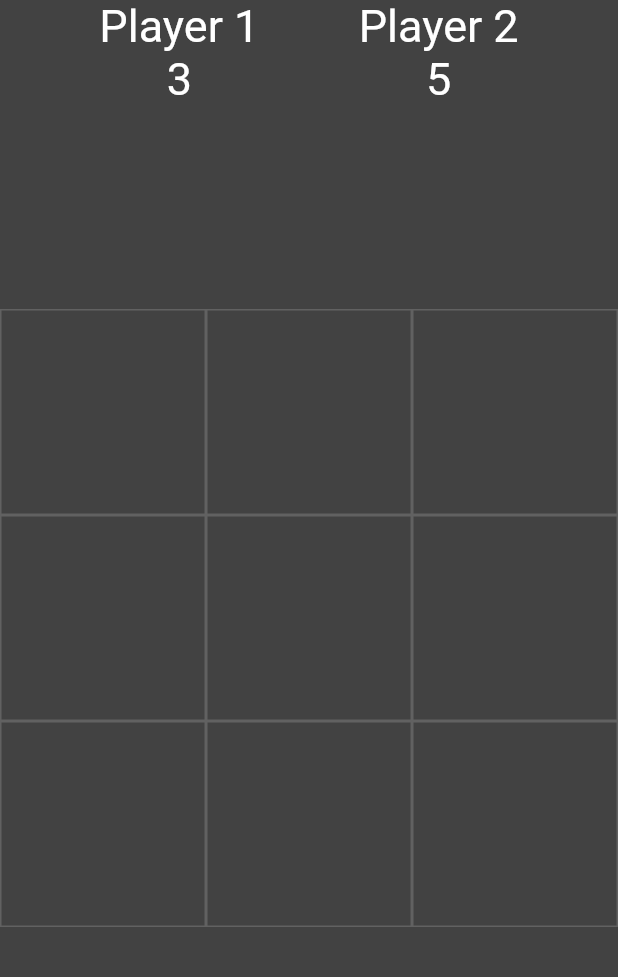
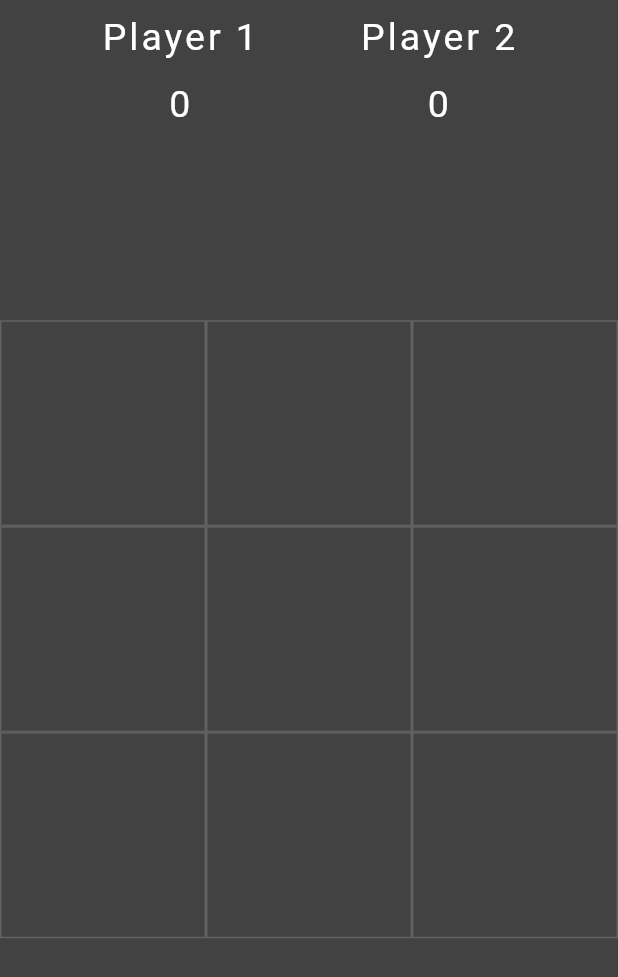
Before and after one commit to AbinPS23/tic-tac-toe, a Flutter app: the screen it shows after launch, on a phone screen of 412 x 824 dp. Shown: the top 977 px of the screen. Run offline on Flutter 3.47's test engine with Material 2 defaults, Android fonts, the phone set to English and light mode, and no system bars; our stand-ins replace google_fonts.

Commit message:
Game Implementation Completed

```diff
--- a/lib/main.dart
+++ b/lib/main.dart
@@ -1,7 +1,8 @@
 import 'package:flutter/material.dart';
-import 'package:tic_tac_toe_game/view/dashboard_page.dart';
+import 'package:tic_tac_toe_game/view/game.dart';
 
 void main(){
+
   runApp(TicTacToe());
 }
 
@@ -11,7 +12,7 @@ class TicTacToe extends StatelessWidget {
   @override
   Widget build(BuildContext context) {
     return const MaterialApp(
-      home:DashboardPage(),
+      home: Game(),
     );
   }
 }
--- a/lib/view/dashboard_page.dart
+++ /dev/null
@@ -1,17 +0,0 @@
-import 'package:flutter/material.dart';
-import 'package:tic_tac_toe_game/view/widgets/game.dart';
-import 'package:tic_tac_toe_game/view/widgets/scoreBoard.dart';
-
-class DashboardPage extends StatelessWidget {
-  const DashboardPage({super.key});
-
-  @override
-  Widget build(BuildContext context) {
-    return Scaffold(backgroundColor: Colors.grey.shade800,body: Column(
-      children:  [
-        const Expanded(child: ScoreBoard()),
-        Expanded(flex:3,child: Game())
-      ],
-    ),);
-  }
-}
--- /dev/null
+++ b/lib/view/game.dart
@@ -0,0 +1,199 @@
+import 'package:flutter/material.dart';
+import 'package:google_fonts/google_fonts.dart';
+
+class Game extends StatefulWidget {
+  const Game({super.key});
+  @override
+  State<Game> createState() => _GameState();
+}
+class _GameState extends State<Game> {
+   final _scoreBoardTextStyle =  const TextStyle(color: Colors.white,fontSize: 25,letterSpacing: 2);
+    _winnerDialogTextStyle([color=Colors.white]) {return GoogleFonts.odibeeSans(textStyle:  TextStyle(color: color,fontSize: 20,letterSpacing: 1.5));}
+  bool _ohTurn = true; //*player 1 is 'O'
+  int _filledBox = 0;
+  int _ohScore = 0;
+   int _exScore = 0;
+  List<String> displayExOh = [
+    "",
+    "",
+    "",
+    "",
+    "",
+    "",
+    "",
+    "",
+    "",
+  ];
+
+  @override
+  Widget build(BuildContext context) {
+    return Scaffold(
+      backgroundColor: Colors.grey.shade800,
+      body: Column(
+        children: [
+         const SizedBox(height: 10,),
+          Expanded(child: scoreBoard()),
+          Expanded(
+            flex: 3,
+            child: GridView.builder(
+              gridDelegate:
+               const SliverGridDelegateWithFixedCrossAxisCount(crossAxisCount: 3),
+              itemCount: 9,
+              itemBuilder: (context, index) {
+                return GestureDetector(
+                  child: Container(
+                    decoration: BoxDecoration(
+                      border: Border.all(color: Colors.grey.shade700),
+                    ),
+                    child: Center(
+                      child: Text(
+                        displayExOh[index],
+                        style:  GoogleFonts.odibeeSans(textStyle: const TextStyle(color: Colors.white, fontSize: 45,letterSpacing: 3)),
+                      ),
+                    ),
+                  ),
+                  onTap: () => _tapped(index),
+                );
+              },
+            ),
+          ),
+        ],
+      ),
+    );
+  }
+
+//Scoreboard
+scoreBoard(){
+ return Row(
+      mainAxisAlignment: MainAxisAlignment.spaceEvenly,
+          children: [
+            _players(player: "Player 1", score: _ohScore),
+            _players(player: "Player 2", score: _exScore)
+          ],
+        );
+}
+//players
+ _players({required player,required score}){
+    return Column(
+              children: [
+                Text(player,style: GoogleFonts.odibeeSans(textStyle:_scoreBoardTextStyle),),
+                Divider(color: Colors.grey.shade500,),
+                Text(score.toString(),style: _scoreBoardTextStyle,),
+              ],
+            );
+  }
+//game ontap
+  _tapped(index) {
+    setState(() {
+      if (_ohTurn && displayExOh[index] == "") {
+        displayExOh[index] = "O";
+        _ohTurn = !_ohTurn;
+        _filledBox += 1;
+      } else if (!_ohTurn && displayExOh[index] == "") {
+        displayExOh[index] = "X";
+        _ohTurn = !_ohTurn;
+        _filledBox += 1;
+      }
+      _checkWinner();
+    });
+  }
+
+  _checkWinner() {
+    //1st row condititon
+    _winnerCondition();
+
+  }
+
+  _showWinnerDialog([String? winner]) {
+
+    setState(() {
+      ( winner == "O")?_ohScore++:_exScore++;
+    });
+    showDialog(
+
+      barrierDismissible: false,
+      context: context,
+      builder: (context) => AlertDialog(
+        backgroundColor: Colors.grey.shade900,
+
+        title: winner != null
+            ? Center(child: Text(winner != "O" ? "Winner is Player 2" : "Winner is Player 1",style: _winnerDialogTextStyle(),))
+            :  Center(child: Text("Game Draw!!",style: _winnerDialogTextStyle(),)),
+          actions: [
+            Center(
+              child: TextButton(onPressed: () {
+                _resetGame();
+                Navigator.pop(context);
+              }, child:  Text("Play Again",style: _winnerDialogTextStyle(Colors.tealAccent.shade100),)),
+            )
+          ],
+      ),
+    );
+  }
+
+  _winnerCondition() {
+    //*1st row condtition
+    if (displayExOh[0] == displayExOh[1] &&
+        displayExOh[0] == displayExOh[2] &&
+        displayExOh[0] != "") {
+      _showWinnerDialog(displayExOh[0]);
+    }
+     //*2nd row condtition
+   else if (displayExOh[3] == displayExOh[4] &&
+        displayExOh[3] == displayExOh[5] &&
+        displayExOh[3] != "") {
+      _showWinnerDialog(displayExOh[3]);
+    }
+     //*3rd row condtition
+   else if (displayExOh[6] == displayExOh[7] &&
+        displayExOh[6] == displayExOh[8] &&
+        displayExOh[6] != "") {
+      _showWinnerDialog(displayExOh[6]);
+    }
+    //*1st column condtition
+   else if (displayExOh[0] == displayExOh[3] &&
+        displayExOh[0] == displayExOh[6] &&
+        displayExOh[0] != "") {
+      _showWinnerDialog(displayExOh[0]);
+    }
+     //*2nd column condtition
+   else if (displayExOh[1] == displayExOh[4] &&
+        displayExOh[1] == displayExOh[7] &&
+        displayExOh[1] != "") {
+      _showWinnerDialog(displayExOh[1]);
+    }
+     //*3rd column condtition
+   else if (displayExOh[2] == displayExOh[5] &&
+        displayExOh[2] == displayExOh[8] &&
+        displayExOh[2] != "") {
+      _showWinnerDialog(displayExOh[2]);
+    }
+     //*diagonal condtition
+   else if (displayExOh[0] == displayExOh[4] &&
+        displayExOh[0] == displayExOh[8] &&
+        displayExOh[0] != "") {
+      _showWinnerDialog(displayExOh[0]);
+    }
+    //*diagonal condtition
+   else if (displayExOh[6] == displayExOh[4] &&
+        displayExOh[6] == displayExOh[2] &&
+        displayExOh[6] != "") {
+      _showWinnerDialog(displayExOh[6]);
+    }
+    else if(_filledBox == 9){
+      _showWinnerDialog();
+    }
+  }
+
+  _resetGame(){
+    for(int i=0;i<9;i++){
+   setState(() {
+
+      displayExOh[i] = "";
+
+   });}
+_filledBox = 0;
+_ohTurn = true;
+  }
+
+}
--- a/lib/view/widgets/game.dart
+++ /dev/null
@@ -1,32 +0,0 @@
-import 'package:flutter/material.dart';
-
-class Game extends StatelessWidget {
-   Game({super.key});
-   String displayExOh = "";
-
-  @override
-  Widget build(BuildContext context) {
-    return GridView.builder(
-      gridDelegate:
-          SliverGridDelegateWithFixedCrossAxisCount(crossAxisCount: 3),
-      itemCount: 9,
-      itemBuilder: (context, index) {
-        return GestureDetector(
-          child: Container(
-            decoration: BoxDecoration(border: Border.all(color: Colors.grey.shade700),),
-            child: Center(
-              child: Text(
-                displayExOh,
-                style: TextStyle(color: Colors.white, fontSize: 40),
-              ),
-            ),
-          ),
-          onTap:() => _tapped(index),
-        );
-      },
-    );
-  }
-  _tapped(index){
-    displayExOh = "O";
-  }
-}
--- a/lib/view/widgets/scoreBoard.dart
+++ /dev/null
@@ -1,25 +0,0 @@
-import 'package:flutter/material.dart';
-
-class ScoreBoard extends StatelessWidget {
-   const ScoreBoard({super.key});
-   final _scoreBoardStyle = const TextStyle(color: Colors.white,fontSize: 30);
-
-  @override
-  Widget build(BuildContext context) {
-    return Row(
-      mainAxisAlignment: MainAxisAlignment.spaceEvenly,
-          children: [
-            _players(player: "Player 1", score: 3),
-            _players(player: "Player 2", score: 5)
-          ],
-        );
-  }
-  _players({required player,required score}){
-    return Column(
-              children: [
-                Text(player,style: _scoreBoardStyle,),
-                Text(score.toString(),style: _scoreBoardStyle,),
-              ],
-            );
-  }
-}
```
Also changed, not shown: pubspec.yaml (+4 -17 lines).
